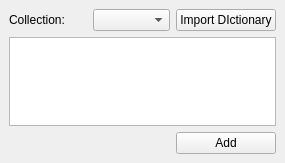
First picture: the form in src/dictionarycollection.ui, repository KDE/khipu, before the edit.
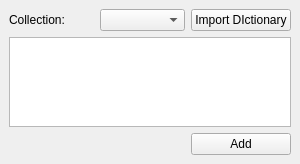
Second picture: the form after the edit. Icons and pictures are not drawn.

Commit message: added icons for add and import buttons

```diff
--- a/src/dictionarycollection.ui
+++ b/src/dictionarycollection.ui
@@ -6,8 +6,8 @@
    <rect>
     <x>0</x>
     <y>0</y>
-    <width>285</width>
-    <height>163</height>
+    <width>300</width>
+    <height>164</height>
    </rect>
   </property>
   <property name="windowTitle">
```
Left out of the diff: 6 changed lines with no effect on the pictures. The commit also changes 1 other file.
